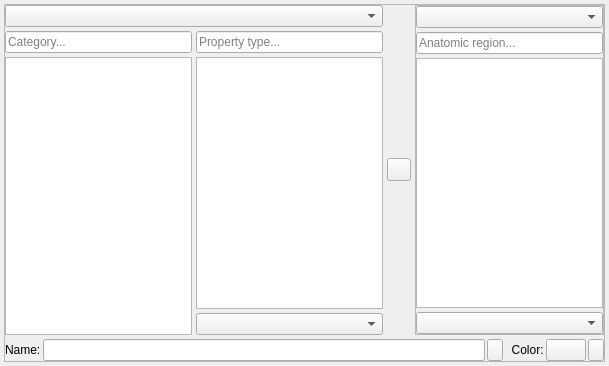
First picture: the form in Modules/Loadable/Terminologies/Widgets/Resources/UI/qSlicerTerminologyNavigatorWidget.ui, repository Slicer/SlicerGitSVNArchive, before the edit.
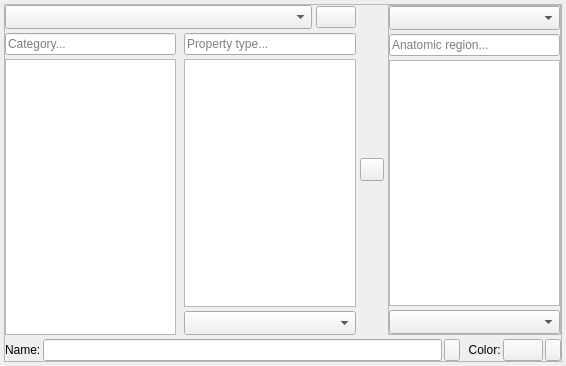
Second picture: the form after the edit. Icons and pictures are not drawn. Custom widgets are drawn as their Qt base class.

Commit message:
ENH: Added option to load terminology json files from GUI
The loaded json file is copied to the settings directory, from where it is automatically loaded at startup

Diff of the .ui file:
```diff
--- a/Modules/Loadable/Terminologies/Widgets/Resources/UI/qSlicerTerminologyNavigatorWidget.ui
+++ b/Modules/Loadable/Terminologies/Widgets/Resources/UI/qSlicerTerminologyNavigatorWidget.ui
@@ -6,7 +6,7 @@
    <rect>
     <x>0</x>
     <y>0</y>
-    <width>609</width>
+    <width>566</width>
     <height>366</height>
    </rect>
   </property>
@@ -20,7 +20,7 @@
    <property name="spacing">
     <number>4</number>
    </property>
-   <item row="4" column="1" colspan="2">
+   <item row="3" column="1">
     <widget class="QFrame" name="frame_TerminologyEntry">
      <property name="sizePolicy">
       <sizepolicy hsizetype="Preferred" vsizetype="Expanding">
@@ -41,7 +41,59 @@
       <property name="spacing">
        <number>4</number>
       </property>
-      <item row="4" column="0" colspan="4">
+      <item row="2" column="2">
+       <widget class="QTableWidget" name="tableWidget_Type">
+        <property name="editTriggers">
+         <set>QAbstractItemView::NoEditTriggers</set>
+        </property>
+        <property name="selectionMode">
+         <enum>QAbstractItemView::SingleSelection</enum>
+        </property>
+        <property name="selectionBehavior">
+         <enum>QAbstractItemView::SelectRows</enum>
+        </property>
+        <property name="columnCount">
+         <number>1</number>
+        </property>
+        <attribute name="horizontalHeaderVisible">
+         <bool>false</bool>
+        </attribute>
+        <attribute name="horizontalHeaderStretchLastSection">
+         <bool>true</bool>
+        </attribute>
+        <attribute name="verticalHeaderVisible">
+         <bool>false</bool>
+        </attribute>
+        <column/>
+       </widget>
+      </item>
+      <item row="2" column="0" rowspan="2">
+       <widget class="QTableWidget" name="tableWidget_Category">
+        <property name="editTriggers">
+         <set>QAbstractItemView::NoEditTriggers</set>
+        </property>
+        <property name="selectionMode">
+         <enum>QAbstractItemView::SingleSelection</enum>
+        </property>
+        <property name="selectionBehavior">
+         <enum>QAbstractItemView::SelectRows</enum>
+        </property>
+        <property name="columnCount">
+         <number>1</number>
+        </property>
+        <attribute name="horizontalHeaderVisible">
+         <bool>false</bool>
+        </attribute>
+        <attribute name="horizontalHeaderStretchLastSection">
+         <bool>true</bool>
+        </attribute>
+        <attribute name="verticalHeaderVisible">
+         <bool>false</bool>
+        </attribute>
+        <column/>
+       </widget>
+      </item>
+      <item row="4" column="0" colspan="5">
        <layout class="QHBoxLayout" name="horizontalLayout_2">
         <property name="spacing">
          <number>2</number>
@@ -106,40 +158,17 @@
         </item>
        </layout>
       </item>
-      <item row="3" column="1">
+      <item row="3" column="2">
        <widget class="ctkComboBox" name="ComboBox_TypeModifier">
+        <property name="sizeAdjustPolicy">
+         <enum>QComboBox::AdjustToMinimumContentsLengthWithIcon</enum>
+        </property>
         <property name="defaultText">
          <string>Select type modifier...</string>
         </property>
        </widget>
       </item>
-      <item row="2" column="0" rowspan="2">
-       <widget class="QTableWidget" name="tableWidget_Category">
-        <property name="editTriggers">
-         <set>QAbstractItemView::NoEditTriggers</set>
-        </property>
-        <property name="selectionMode">
-         <enum>QAbstractItemView::SingleSelection</enum>
-        </property>
-        <property name="selectionBehavior">
-         <enum>QAbstractItemView::SelectRows</enum>
-        </property>
-        <property name="columnCount">
-         <number>1</number>
-        </property>
-        <attribute name="horizontalHeaderVisible">
-         <bool>false</bool>
-        </attribute>
-        <attribute name="horizontalHeaderStretchLastSection">
-         <bool>true</bool>
-        </attribute>
-        <attribute name="verticalHeaderVisible">
-         <bool>false</bool>
-        </attribute>
-        <column/>
-       </widget>
-      </item>
-      <item row="1" column="1">
+      <item row="1" column="2">
        <widget class="ctkSearchBox" name="SearchBox_Type">
         <property name="placeholderText">
          <string>Property type...</string>
@@ -149,30 +178,11 @@
         </property>
        </widget>
       </item>
-      <item row="2" column="1">
-       <widget class="QTableWidget" name="tableWidget_Type">
-        <property name="editTriggers">
-         <set>QAbstractItemView::NoEditTriggers</set>
-        </property>
-        <property name="selectionMode">
-         <enum>QAbstractItemView::SingleSelection</enum>
-        </property>
-        <property name="selectionBehavior">
-         <enum>QAbstractItemView::SelectRows</enum>
-        </property>
-        <property name="columnCount">
-         <number>1</number>
-        </property>
-        <attribute name="horizontalHeaderVisible">
-         <bool>false</bool>
-        </attribute>
-        <attribute name="horizontalHeaderStretchLastSection">
+      <item row="0" column="3" rowspan="4">
+       <widget class="ctkExpandButton" name="AnatomicalRegionExpandButton">
+        <property name="checked">
          <bool>true</bool>
-        </attribute>
-        <attribute name="verticalHeaderVisible">
-         <bool>false</bool>
-        </attribute>
-        <column/>
+        </property>
        </widget>
       </item>
       <item row="1" column="0">
@@ -185,21 +195,7 @@
         </property>
        </widget>
       </item>
-      <item row="0" column="0" colspan="2">
-       <widget class="ctkComboBox" name="ComboBox_Terminology">
-        <property name="defaultText">
-         <string>Select terminology...</string>
-        </property>
-       </widget>
-      </item>
-      <item row="0" column="2" rowspan="4">
-       <widget class="ctkExpandButton" name="AnatomicalRegionExpandButton">
-        <property name="checked">
-         <bool>true</bool>
-        </property>
-       </widget>
-      </item>
-      <item row="0" column="3" rowspan="4">
+      <item row="0" column="4" rowspan="4">
        <widget class="QFrame" name="frame_AnatomicRegion">
         <property name="frameShape">
          <enum>QFrame::StyledPanel</enum>
@@ -216,6 +212,9 @@
          </property>
          <item>
           <widget class="ctkComboBox" name="ComboBox_AnatomicContext">
+           <property name="sizeAdjustPolicy">
+            <enum>QComboBox::AdjustToMinimumContentsLengthWithIcon</enum>
+           </property>
            <property name="defaultText">
             <string>Select anatomic region context...</string>
            </property>
@@ -259,6 +258,9 @@
          </item>
          <item>
           <widget class="ctkComboBox" name="ComboBox_AnatomicRegionModifier">
+           <property name="sizeAdjustPolicy">
+            <enum>QComboBox::AdjustToMinimumContentsLengthWithIcon</enum>
+           </property>
            <property name="defaultText">
             <string>Select anatomic region modifier...</string>
            </property>
@@ -267,6 +269,43 @@
         </layout>
        </widget>
       </item>
+      <item row="0" column="0" colspan="3">
+       <layout class="QHBoxLayout" name="horizontalLayout_3">
+        <item>
+         <widget class="ctkComboBox" name="ComboBox_Terminology">
+          <property name="sizeAdjustPolicy">
+           <enum>QComboBox::AdjustToMinimumContentsLengthWithIcon</enum>
+          </property>
+          <property name="defaultText">
+           <string>Select terminology...</string>
+          </property>
+         </widget>
+        </item>
+        <item>
+         <widget class="QPushButton" name="pushButton_LoadTerminology">
+          <property name="sizePolicy">
+           <sizepolicy hsizetype="Fixed" vsizetype="Fixed">
+            <horstretch>0</horstretch>
+            <verstretch>0</verstretch>
+           </sizepolicy>
+          </property>
+          <property name="text">
+           <string/>
+          </property>
+          <property name="icon">
+           <iconset resource="../../../../../../Base/QTGUI/Resources/qSlicerBaseQTGUI.qrc">
+            <normaloff>:/Icons/Small/SlicerAddData.png</normaloff>:/Icons/Small/SlicerAddData.png</iconset>
+          </property>
+          <property name="iconSize">
+           <size>
+            <width>21</width>
+            <height>21</height>
+           </size>
+          </property>
+         </widget>
+        </item>
+       </layout>
+      </item>
      </layout>
     </widget>
    </item>
```
Left out of the diff: 1 changed line with no effect on the pictures. The commit also changes 5 other files.
